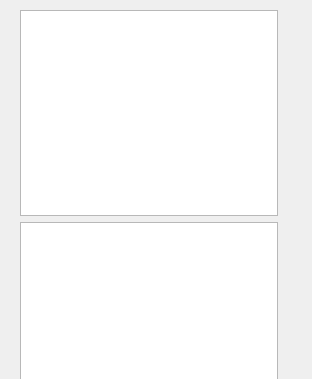
Qt form les6/mainwindow.ui (superpavelka/Qt) before a commit; both pictures show x 0 to 312 and y 0 to 379 of the 312 by 584 pixel window.
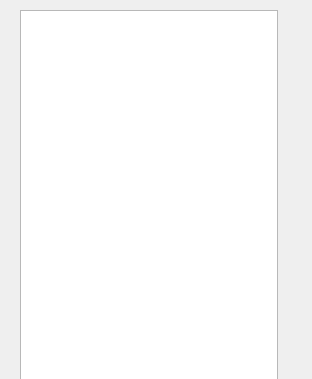
The same form after that commit.

Commit message: les6: 6.2, replaced plainTextEdit with textEdit

```diff
--- a/les6/mainwindow.ui
+++ b/les6/mainwindow.ui
@@ -36,9 +36,6 @@
      </rect>
     </property>
     <layout class="QVBoxLayout" name="verticalLayout">
-     <item>
-      <widget class="QPlainTextEdit" name="plainTextEdit"/>
-     </item>
      <item>
       <widget class="QTextEdit" name="textEdit"/>
      </item>
```
The commit also changes 2 other files.
